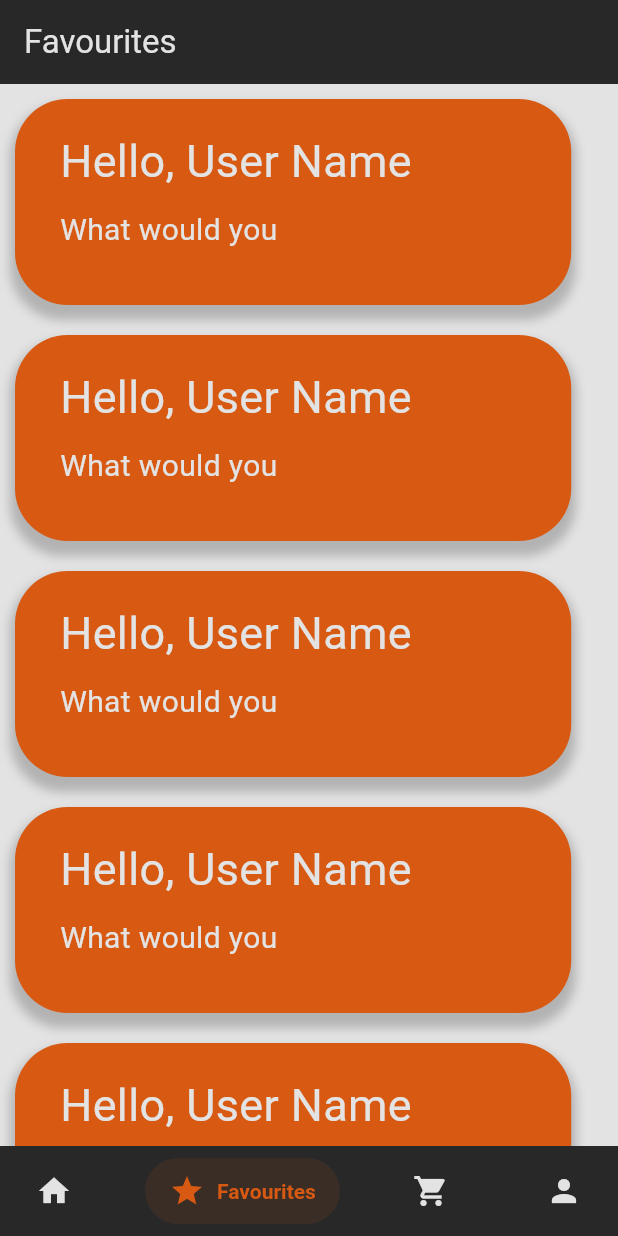
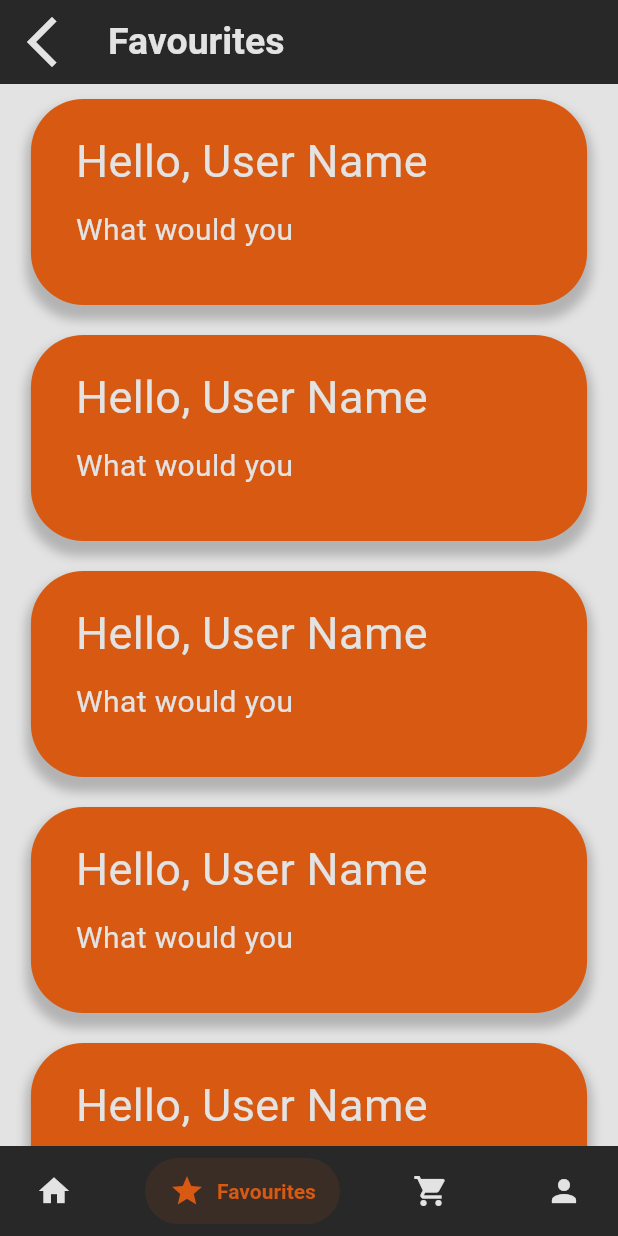
Before and after one commit to BastirChefs/mobile, a Flutter app: the screen it shows after launch, item 2 of the bottom bar chosen, on a phone screen of 412 x 824 dp. Run offline on Flutter 3.47's test engine with Material 3 defaults, Android fonts, the phone set to English and light mode, and no system bars; our stand-ins replace firebase_core; accounts and stored records are empty.

Commit message:
appBars are added

```diff
--- a/bastirchef/lib/pages/favourites.dart
+++ b/bastirchef/lib/pages/favourites.dart
@@ -15,11 +15,23 @@ class Favourites extends StatelessWidget {
           backgroundColor: Color(0xFFE3E3E3),
           appBar: AppBar(
             backgroundColor: Color(0xFF282828),
-            title: Text("Favourites",
-                style: TextStyle(color: Color(0xFFE3E3E3))),
-          ),
+            leading: Icon(
+              Icons.arrow_back_ios_new_outlined,
+              color: Color(0xFFE3E3E3),
+              size: 40,
+            ),
+              title: Text(
+                "Favourites",
+                style: TextStyle(
+                  color: Color(0xFFE3E3E3),
+                  fontWeight: FontWeight.bold,
+                  fontSize: 25,
+                ),
+              ),
+            ),
           body: SingleChildScrollView(
-              child: Column(
+              child: Center(child: Column(
+                  mainAxisAlignment: MainAxisAlignment.center,
                   children : [
                     FoodBox(),
                     FoodBox(),
@@ -27,7 +39,7 @@ class Favourites extends StatelessWidget {
                     FoodBox(),
                     FoodBox(),
 
-                  ])
+                  ]))
           )
       ),
     );
```
Also changed, not shown: bastirchef/lib/pages/profile_page.dart (+18 -7 lines), bastirchef/lib/pages/shopping_list.dart (+18 -7 lines).
